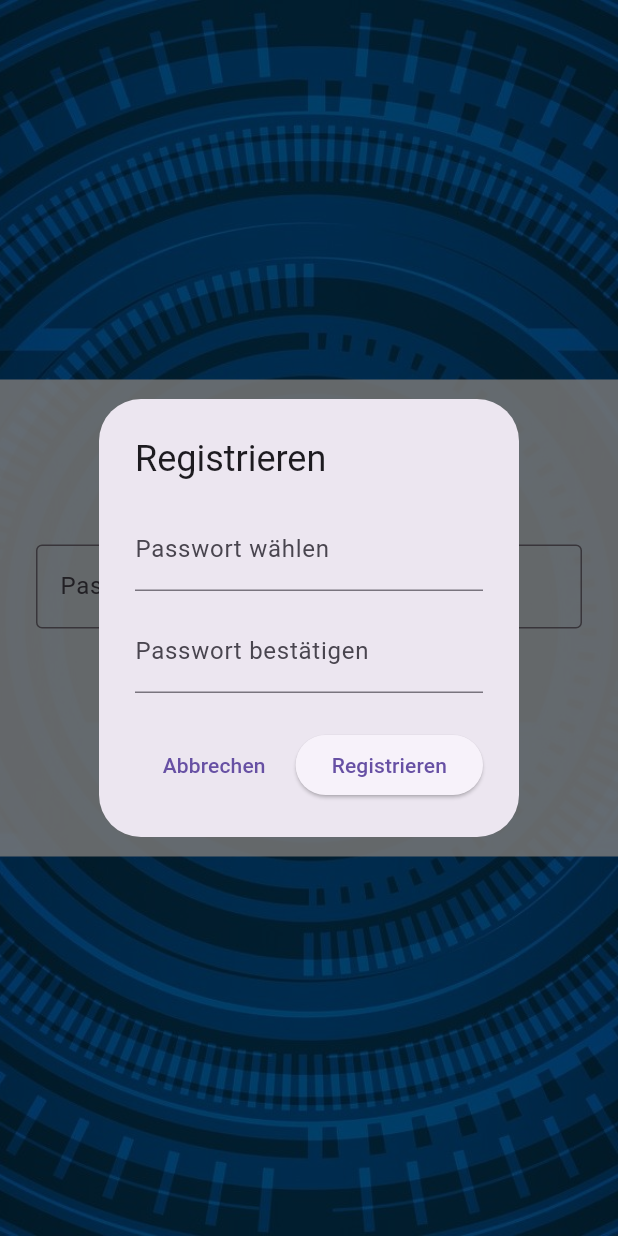
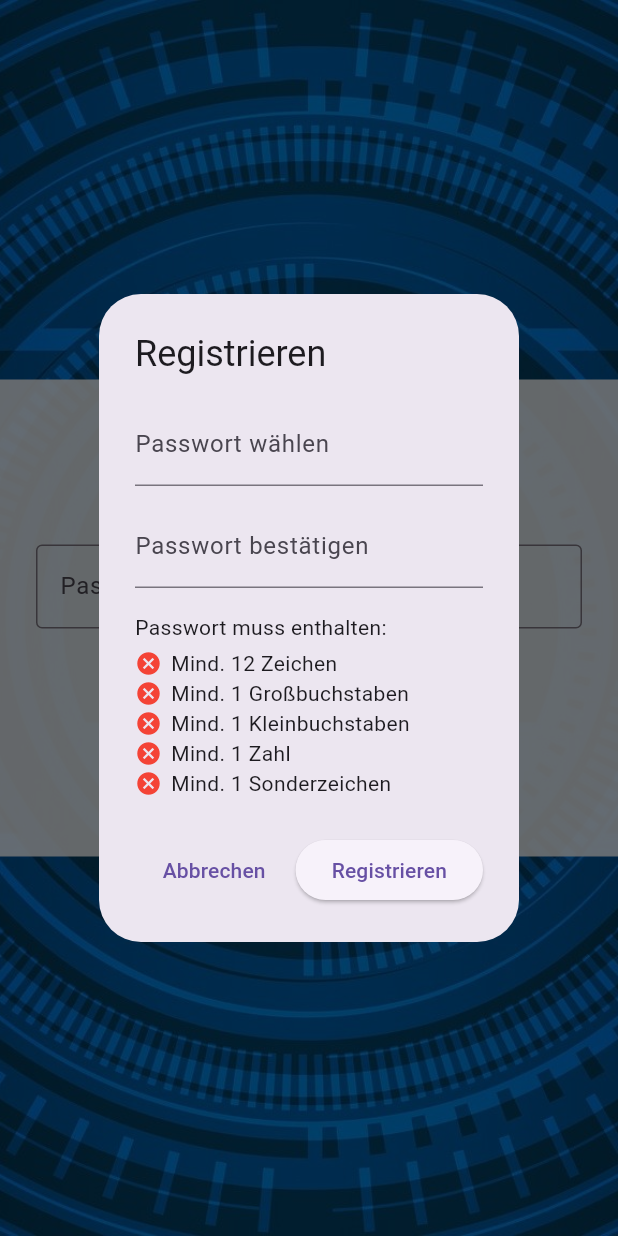
Before and after one commit to hansk95/decryption_app, a Flutter app: the screen it shows after launch, after a tap on "Registrieren", on a phone screen of 412 x 824 dp. Run offline on Flutter 3.47's test engine with Material 3 defaults, Android fonts, the phone set to English and light mode, and no system bars; our stand-ins replace flutter_secure_storage, qr_flutter, share_plus, shared_preferences; missing offline and left inert: cryptography, encrypt, mobile_scanner.

```diff
--- a/lib/screens/login_page.dart
+++ b/lib/screens/login_page.dart
@@ -24,6 +24,9 @@ class _LoginPageState extends State<LoginPage> {
   }
 
   Future<void> _ensureOwnKeypair() async {
+    if (!KeyStoreService.instance.isUnlocked) {
+      await KeyStoreService.instance.unlock();
+    }
     if (KeyStoreService.instance.getOwnPrivateKeyBase64() == null) {
       final pair = await CryptoService.generateX25519KeypairBase64();
       await KeyStoreService.instance.saveOwnKeypairBase64(pair['private']!, pair['public']!);
@@ -59,22 +62,52 @@ class _LoginPageState extends State<LoginPage> {
     }
   }
 
+  Widget _buildRequirement(String text, bool fulfilled) {
+    return Row(
+      children: [
+        Icon(
+          fulfilled ? Icons.check_circle : Icons.cancel,
+          color: fulfilled ? Colors.green : Colors.red,
+          size: 18,
+        ),
+        const SizedBox(width: 6),
+        Text(text),
+      ],
+    );
+  }
+
   void _showRegisterDialog() async {
     final pwController = TextEditingController();
     final confirmController = TextEditingController();
+    bool isValid = false;
 
     await showDialog(
     context: context,
     builder: (context) {
+      return StatefulBuilder(
+        builder: (context, setState) {
+          String password = pwController.text;
+
+          bool hasUppercase = password.contains(RegExp(r'[A-Z]'));
+          bool hasLowercase = password.contains(RegExp(r'[a-z]'));
+          bool hasDigit = password.contains(RegExp(r'[0-9]'));
+          bool hasSpecial = password.contains(RegExp(r'[!@#\$%^&*(),.?":{}|<>_\-]'));
+          bool hasLength = password.length >= 12;
+
+          isValid = hasUppercase && hasLowercase && hasDigit && hasSpecial && hasLength;
+
           return AlertDialog(
             title: const Text('Registrieren'),
-          content: Column(
+            content: SingleChildScrollView(
+              child: Column(
                 mainAxisSize: MainAxisSize.min,
+                crossAxisAlignment: CrossAxisAlignment.start,
                 children: [
                   TextField(
                     controller: pwController,
                     obscureText: true,
                     decoration: const InputDecoration(labelText: 'Passwort wählen'),
+                    onChanged: (_) => setState(() {}),
                   ),
                   const SizedBox(height: 12),
                   TextField(
@@ -82,7 +115,16 @@ class _LoginPageState extends State<LoginPage> {
                     obscureText: true,
                     decoration: const InputDecoration(labelText: 'Passwort bestätigen'),
                   ),
+                  const SizedBox(height: 16),
+                  Text("Passwort muss enthalten:"),
+                  const SizedBox(height: 4),
+                  _buildRequirement("Mind. 12 Zeichen", hasLength),
+                  _buildRequirement("Mind. 1 Großbuchstaben", hasUppercase),
+                  _buildRequirement("Mind. 1 Kleinbuchstaben", hasLowercase),
+                  _buildRequirement("Mind. 1 Zahl", hasDigit),
+                  _buildRequirement("Mind. 1 Sonderzeichen", hasSpecial),
                 ],
+              ),
             ),
             actions: [
               TextButton(
@@ -91,10 +133,21 @@ class _LoginPageState extends State<LoginPage> {
               ),
               ElevatedButton(
                 onPressed: () async {
-                if (pwController.text.isNotEmpty &&
-                    pwController.text == confirmController.text) {
+                  if (!isValid) {
+                    ScaffoldMessenger.of(context).showSnackBar(
+                      const SnackBar(content: Text('Passwort erfüllt nicht alle Anforderungen!')),
+                    );
+                    return;
+                  }
+                  if (pwController.text != confirmController.text) {
+                    ScaffoldMessenger.of(context).showSnackBar(
+                      const SnackBar(content: Text('Passwörter stimmen nicht überein!')),
+                    );
+                    return;
+                  }
+
                   await _savePassword(pwController.text);
-                  // Keystore entsperren und eigenes Keypair erzeugen und speichern
+
                   try {
                     await KeyStoreService.instance.unlock();
                     await _ensureOwnKeypair();
@@ -104,19 +157,17 @@ class _LoginPageState extends State<LoginPage> {
                     );
                     return;
                   }
+
                   Navigator.pop(context);
                   ScaffoldMessenger.of(context).showSnackBar(
                     const SnackBar(content: Text('Registrierung erfolgreich!')),
                   );
-                } else {
-                  ScaffoldMessenger.of(context).showSnackBar(
-                    const SnackBar(content: Text('Passwörter stimmen nicht überein!')),
-                  );
-                }
                 },
                 child: const Text('Registrieren'),
               ),
             ],
+          );
+        },
       );
     },
   );
```
Also changed, not shown: lib/screens/home_page.dart (+21 -7 lines), lib/services/keystore_service.dart (+22 -4 lines). Lines whose indentation alone changed are shown as unchanged.
